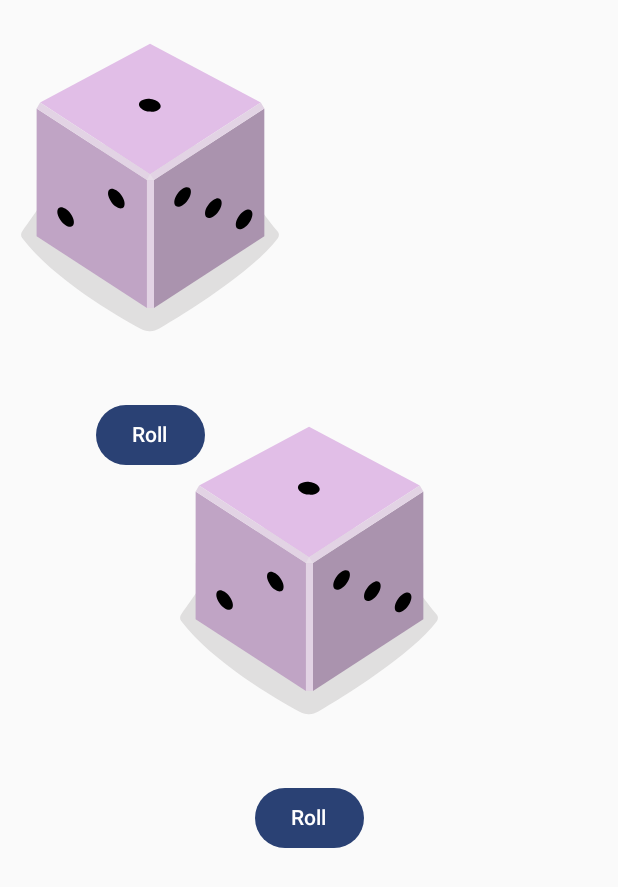
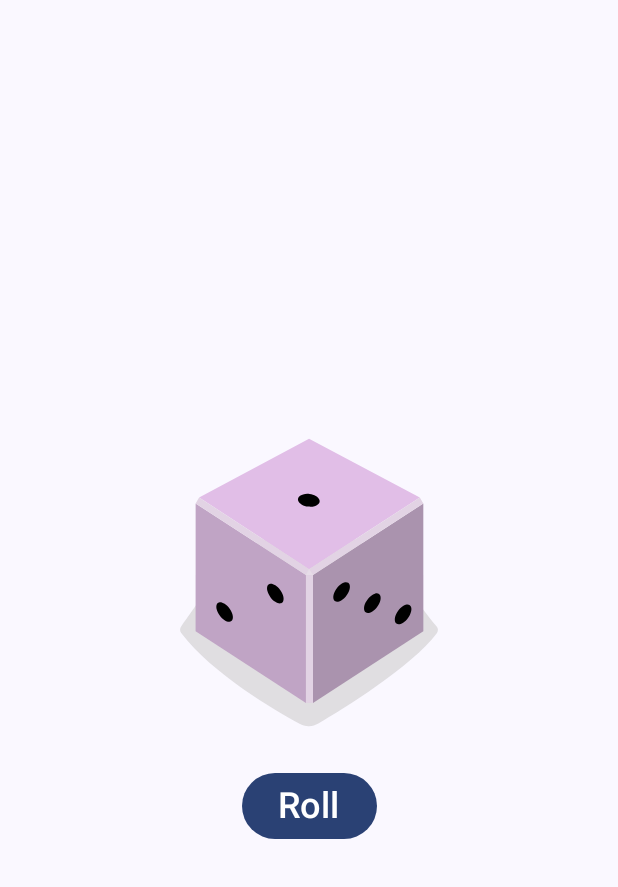
Before and after one commit to brlliant/dice-roller, an Android app built with Jetpack Compose: the screen it shows after launch (MainActivity), on a phone screen of 412 x 824 dp. Shown: the top 887 px of the screen. Run offline under Robolectric (Android 15) with nearby library versions, the phone set to English and light mode, and no system bars.

```diff
--- a/app/src/main/java/com/example/diceroller/MainActivity.kt
+++ b/app/src/main/java/com/example/diceroller/MainActivity.kt
@@ -3,7 +3,6 @@ package com.example.diceroller
 import android.os.Bundle
 import androidx.activity.ComponentActivity
 import androidx.activity.compose.setContent
-import androidx.activity.enableEdgeToEdge
 import androidx.compose.foundation.Image
 import androidx.compose.foundation.layout.Column
 import androidx.compose.foundation.layout.Spacer
@@ -11,8 +10,9 @@ import androidx.compose.foundation.layout.fillMaxSize
 import androidx.compose.foundation.layout.height
 import androidx.compose.foundation.layout.wrapContentSize
 import androidx.compose.material3.Button
+import androidx.compose.material3.MaterialTheme
+import androidx.compose.material3.Surface
 import androidx.compose.material3.Text
-
 import androidx.compose.runtime.Composable
 import androidx.compose.runtime.getValue
 import androidx.compose.runtime.mutableStateOf
@@ -24,29 +24,38 @@ import androidx.compose.ui.res.painterResource
 import androidx.compose.ui.res.stringResource
 import androidx.compose.ui.tooling.preview.Preview
 import androidx.compose.ui.unit.dp
+import androidx.compose.ui.unit.sp
 import com.example.diceroller.ui.theme.DiceRollerTheme
 
 class MainActivity : ComponentActivity() {
     override fun onCreate(savedInstanceState: Bundle?) {
         super.onCreate(savedInstanceState)
-        enableEdgeToEdge()
         setContent {
             DiceRollerTheme {
-                DiceRollerApp()
-                DiceWithButtonAndImage(modifier = Modifier
-                    .fillMaxSize()
-                    .wrapContentSize(Alignment.Center)
-                )
+                Surface(
+                    modifier = Modifier.fillMaxSize(),
+                    color = MaterialTheme.colorScheme.background
+                ) {
+                    DiceRollerApp()
+                }
             }
         }
     }
 }
 
+@Preview
+@Composable
+fun DiceRollerApp() {
+    DiceWithButtonAndImage(modifier = Modifier
+        .fillMaxSize()
+        .wrapContentSize(Alignment.Center)
+    )
+}
+
 @Composable
 fun DiceWithButtonAndImage(modifier: Modifier = Modifier) {
-    var result by remember { mutableStateOf(1) }
-    // Determine the image resource based on the dice result.
-    val imageResource = when (result) {
+    var result by remember { mutableStateOf( 1) }
+    val imageResource = when(result) {
         1 -> R.drawable.dice_1
         2 -> R.drawable.dice_2
         3 -> R.drawable.dice_3
@@ -54,23 +63,13 @@ fun DiceWithButtonAndImage(modifier: Modifier = Modifier) {
         5 -> R.drawable.dice_5
         else -> R.drawable.dice_6
     }
-    Column(
-        modifier = modifier,
-        horizontalAlignment = Alignment.CenterHorizontally
-    ) {
-        Image(
-            painter = painterResource(R.drawable.dice_1),
-            contentDescription = result.toString()
-        )
-        Spacer(modifier = Modifier.height(16.dp))
-        Button(onClick = { result = (1..6).random() }) {
-            Text(stringResource(R.string.roll))
+    Column(modifier = modifier, horizontalAlignment = Alignment.CenterHorizontally) {
+        Image(painter = painterResource(imageResource), contentDescription = result.toString())
+
+        Button(
+            onClick = { result = (1..6).random() },
+        ) {
+            Text(text = stringResource(R.string.roll), fontSize = 24.sp)
         }
     }
 }
-
-@Preview
-@Composable
-fun DiceRollerApp() {
-    DiceWithButtonAndImage()
-}
```
